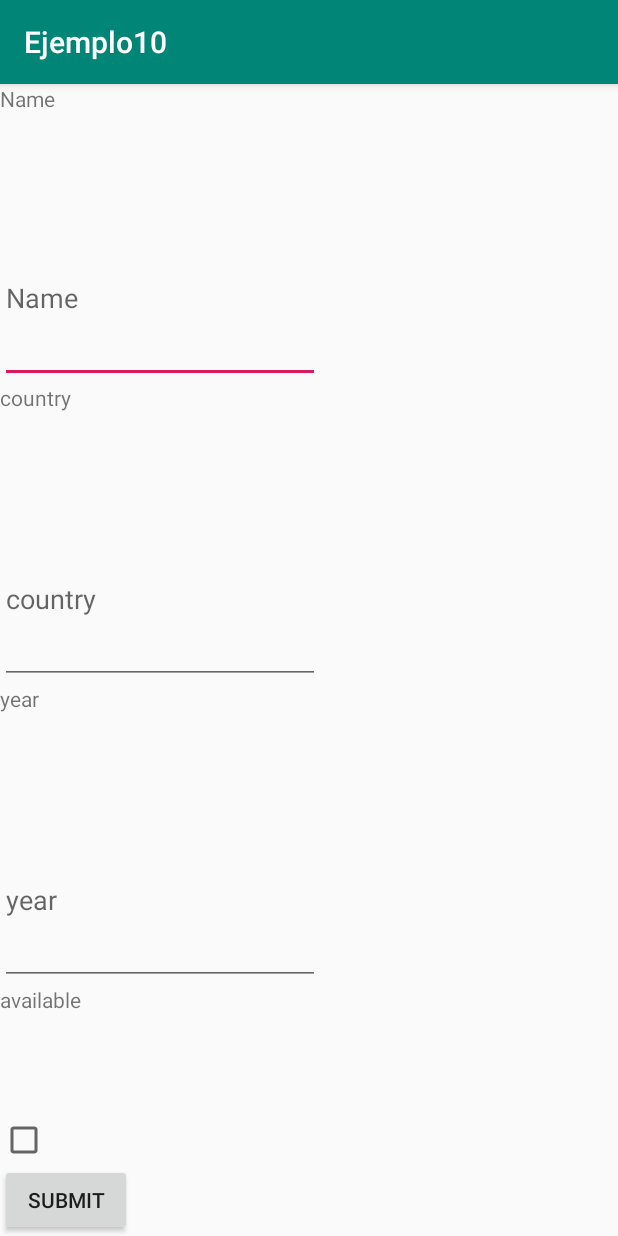
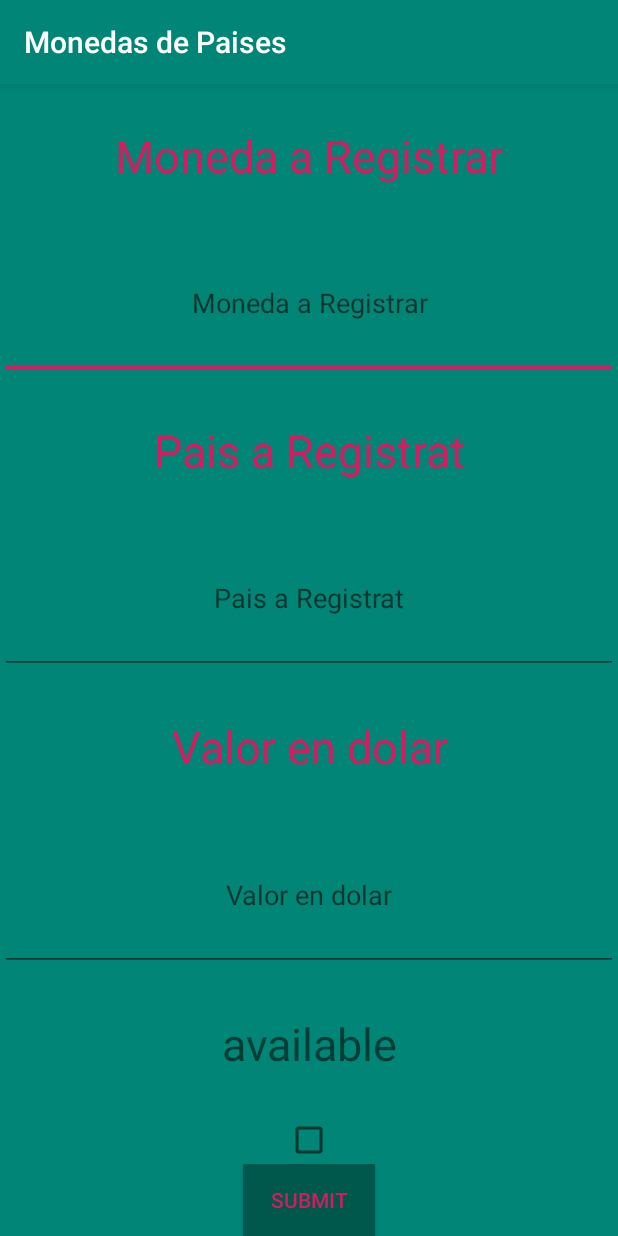
Before and after one commit to luist23/PDM_taller_02_mis_primeras_palabras, an Android app: the CurrencyAdder screen opened directly, with no data from a screen before it, on a phone screen of 412 x 824 dp. Run offline under Robolectric (Android 15) with nearby library versions, the phone set to English and light mode, and no system bars.

Commit message:
Terminado disenio parte 1

```diff
--- a/app/src/main/java/com/naldana/ejemplo10/CurrencyAdder.kt
+++ b/app/src/main/java/com/naldana/ejemplo10/CurrencyAdder.kt
@@ -16,7 +16,7 @@ class CurrencyAdder : AppCompatActivity() {
 
     override fun onCreate(savedInstanceState: Bundle?) {
         super.onCreate(savedInstanceState)
-        setContentView(R.layout.activity_currency_adder)
+        setContentView(R.layout.activity_registro)
         findViewById<Button>(R.id.submit).setOnClickListener {
             database.addCurrency(gater())
         }
--- a/app/src/main/res/layout/activity_main.xml
+++ b/app/src/main/res/layout/activity_main.xml
@@ -8,7 +8,8 @@
     android:layout_width="match_parent"
     android:layout_height="match_parent"
     android:fitsSystemWindows="true"
-    tools:openDrawer="start">
+    tools:openDrawer="start"
+    android:background="@color/colorPrimaryDark">
 
     <!-- TODO (2) Incluye el contenido principal, definido en el XML app_bar_main-->
     <!-- TODO (2.1) El valor de gravedad no esta asignado -->
--- a/app/src/main/res/layout/activity_currency_adder.xml
+++ b/app/src/main/res/layout/activity_registro.xml
@@ -5,61 +5,79 @@
         android:layout_width="match_parent"
         android:layout_height="match_parent"
         android:orientation="vertical"
-        tools:context=".CurrencyAdder">
+        tools:context=".CurrencyAdder"
+        android:background="@color/colorPrimary"
+        android:gravity="center">
 
     <TextView
-        android:text="@string/name"
-        android:layout_width="wrap_content"
+
+        android:text="@string/moneda_a_registrar"
+        android:textColor="@color/colorAccent"
+        android:textSize="@dimen/TittleNormal"
+        android:layout_width="match_parent"
         android:layout_height="wrap_content"
         android:id="@+id/text_name"
+        android:gravity="center"
         android:layout_weight="1"/>
 
     <EditText
-            android:layout_width="wrap_content"
+            android:layout_width="match_parent"
             android:layout_height="wrap_content"
             android:inputType="textPersonName"
-            android:hint="@string/name"
+            android:hint="@string/moneda_a_registrar"
             android:ems="10"
             android:id="@+id/editText_name"
+            android:gravity="center"
             android:layout_weight="1"/>
 
     <TextView
-            android:text="@string/country"
-            android:layout_width="wrap_content"
+            android:text="@string/Pais"
+            android:layout_width="match_parent"
             android:layout_height="wrap_content"
             android:id="@+id/text_country"
+            android:gravity="center"
+            android:textSize="@dimen/TittleNormal"
+            android:textColor="@color/colorAccent"
             android:layout_weight="1"/>
 
     <EditText
-            android:layout_width="wrap_content"
+            android:layout_width="match_parent"
             android:layout_height="wrap_content"
             android:inputType="textPersonName"
-            android:hint="@string/country"
+            android:hint="@string/Pais"
+            android:gravity="center"
             android:ems="10"
             android:id="@+id/editText_country"
             android:layout_weight="1"/>
 
     <TextView
-            android:text="@string/year"
-            android:layout_width="wrap_content"
+            android:text="@string/ValorenDolar"
+            android:layout_width="match_parent"
             android:layout_height="wrap_content"
+            android:textSize="@dimen/TittleNormal"
+            android:gravity="center"
+            android:textColor="@color/colorAccent"
             android:id="@+id/text_year"
             android:layout_weight="1"/>
 
     <EditText
-            android:layout_width="wrap_content"
+            android:layout_width="match_parent"
             android:layout_height="wrap_content"
             android:inputType="number"
-            android:hint="@string/year"
+            android:hint="@string/ValorenDolar"
+            android:gravity="center"
             android:ems="10"
             android:id="@+id/editText_year"
             android:layout_weight="1"/>
 
     <TextView
-            android:text="@string/available"
-            android:layout_width="wrap_content"
+            android:text="@string/Disponibilidad"
+            android:layout_width="match_parent"
             android:layout_height="wrap_content"
             android:id="@+id/text_available"
+            android:gravity="center"
+            android:textSize="@dimen/TittleNormal"
+
             android:layout_weight="1"/>
     <CheckBox
             android:layout_width="wrap_content"
@@ -70,7 +88,10 @@
             android:layout_width="wrap_content"
             android:layout_height="wrap_content"
             android:text="@string/submit"
-            android:id="@+id/submit"/>
+            android:id="@+id/submit"
+            android:textColor="@color/colorAccent"
+            android:background="@color/colorPrimaryDark"
+    />
 
 
 </LinearLayout>
--- a/app/src/main/res/values/dimens.xml
+++ b/app/src/main/res/values/dimens.xml
@@ -6,4 +6,5 @@
     <dimen name="nav_header_height">176dp</dimen>
     <dimen name="fab_margin">16dp</dimen>
     <dimen name="list_width">200dp</dimen>
+    <dimen name="TittleNormal">30sp</dimen>
 </resources>
--- a/app/src/main/res/values/strings.xml
+++ b/app/src/main/res/values/strings.xml
@@ -1,5 +1,5 @@
 <resources>
-    <string name="app_name">Ejemplo10</string>
+    <string name="app_name">Monedas de Paises</string>
     <string name="navigation_drawer_open">Open navigation drawer</string>
     <string name="navigation_drawer_close">Close navigation drawer</string>
     <string name="nav_header_title">Android Studio</string>
@@ -9,9 +9,10 @@
     <string name="loading">Loading…</string>
     <string name="nombre_moneda">Nombre Moneda</string>
     <string name="pais_moneda">Pais Moneda</string>
-    <string name="name">Name</string>
-    <string name="country">country</string>
-    <string name="year">year</string>
-    <string name="available">available</string>
+    <string name="Pais">Pais a Registrat</string>
+    <string name="Moneda">Moneda a registrar</string>
+    <string name="ValorenDolar">Valor en dolar</string>
+    <string name="Disponibilidad">available</string>
     <string name="submit">Submit</string>
+    <string name="moneda_a_registrar">Moneda a Registrar</string>
 </resources>
```
